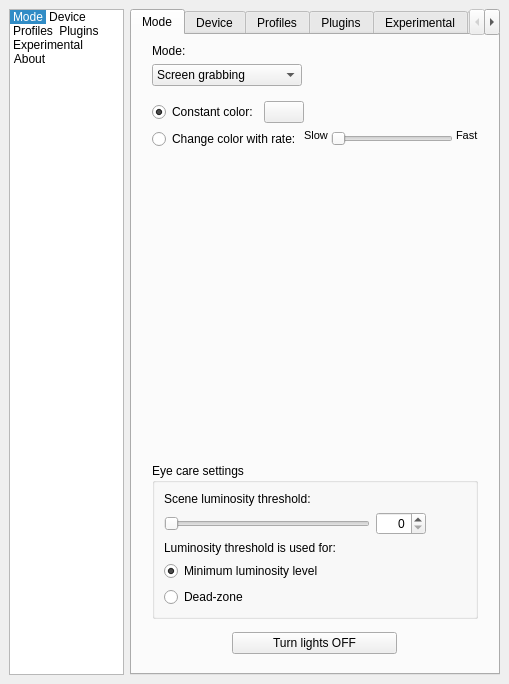
This is Software/src/SettingsWindow.ui in woodenshark/Lightpack as Qt 5 draws it before an edit. The edited form follows.
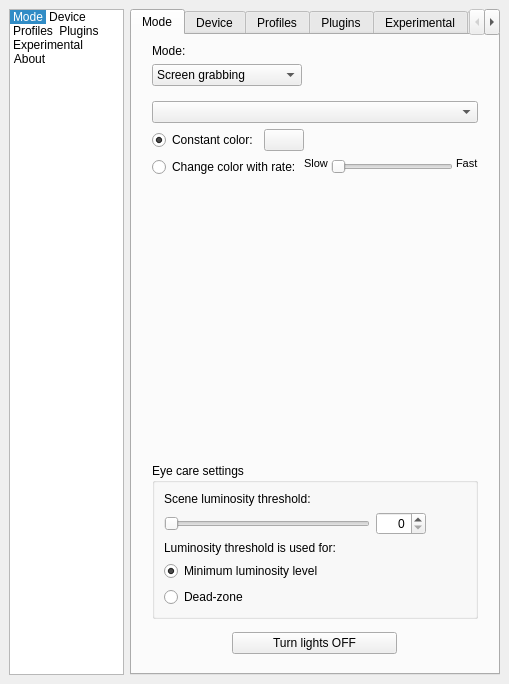
This is the edited form. The open tabs and pages were chosen to show the change. Icons and pictures are not drawn. Custom widgets are drawn as their Qt base class.

Commit message: mood lamps

What changed in the file:
```diff
--- a/Software/src/SettingsWindow.ui
+++ b/Software/src/SettingsWindow.ui
@@ -719,6 +719,9 @@
             <property name="rightMargin">
              <number>0</number>
             </property>
+            <item>
+             <widget class="QComboBox" name="comboBox_MoodLampLamp"/>
+            </item>
             <item>
              <layout class="QHBoxLayout" name="horizontalLayout_2">
               <item>
```
The commit also changes 11 other files.
